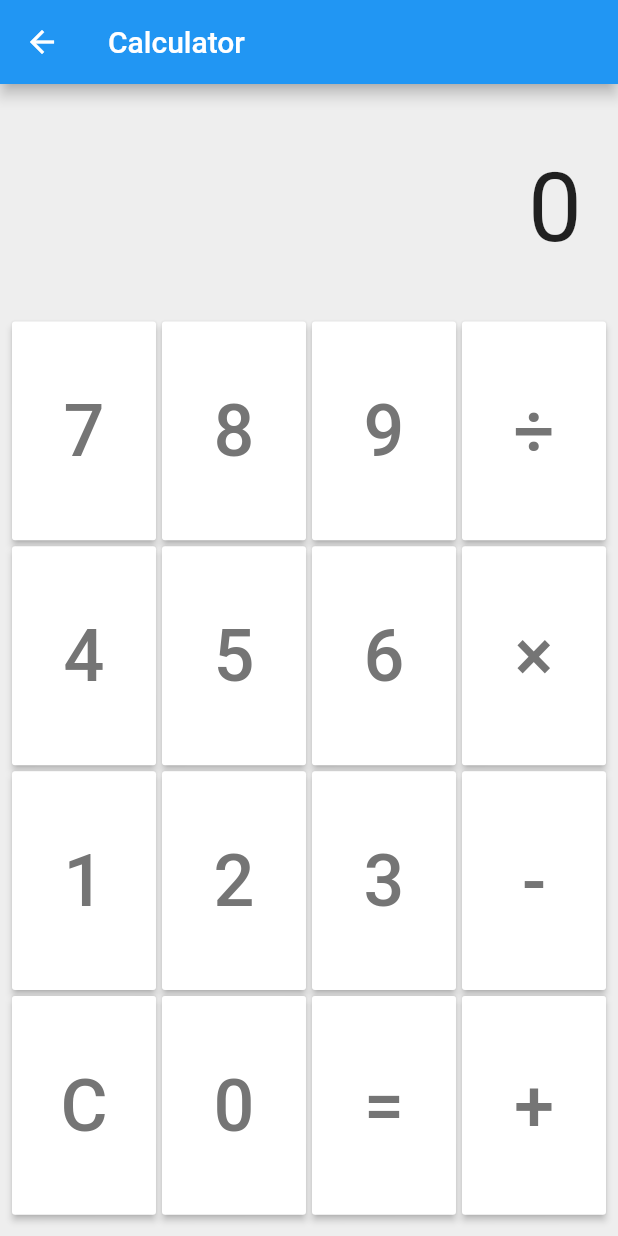
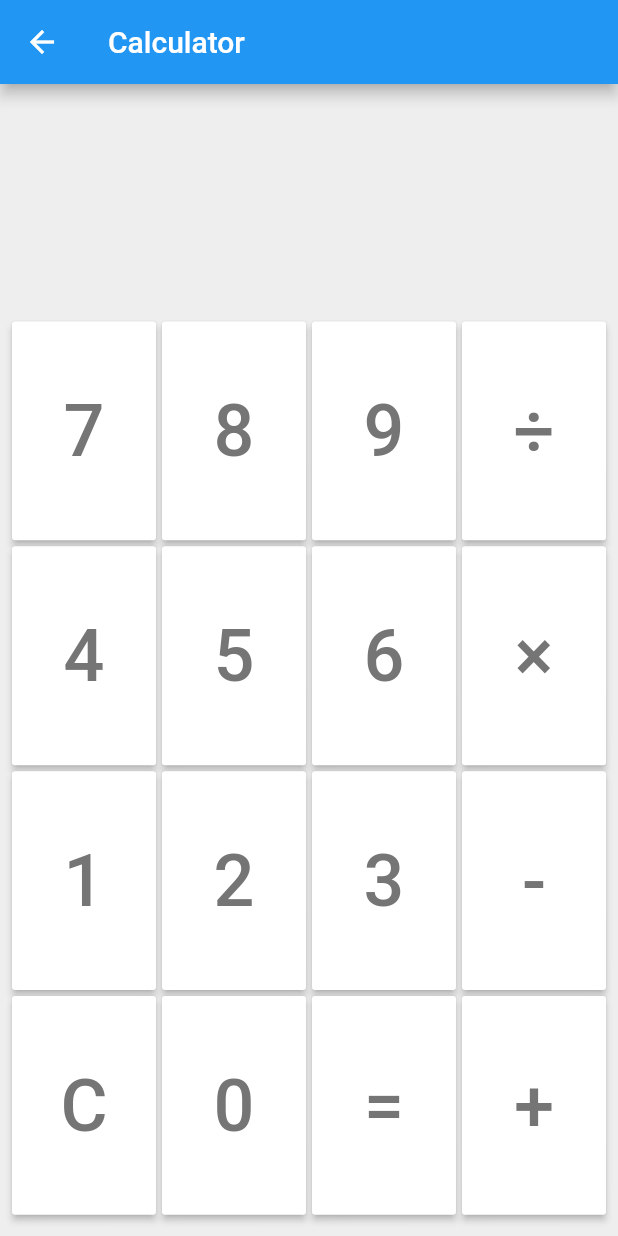
Before and after one commit to JSP-Iwahashi/flutter_samples, a Flutter app: the screen it shows after launch, after a tap on "Calculator", on a phone screen of 412 x 824 dp. Run offline on Flutter 3.47's test engine with Material 2 defaults, Android fonts, the phone set to English and light mode, and no system bars; our stand-ins replace flutter_svg; missing offline and left inert: expressions, simple_logger.

Commit message:
不要なファイルを削除、コードスタイルを指定、ロガー追加、他各種微修正

```diff
--- /dev/null
+++ b/lib/common/logger.dart
@@ -0,0 +1,21 @@
+import 'package:flutter/foundation.dart';
+import 'package:simple_logger/simple_logger.dart';
+
+// ロガー初期化
+// デバッグ起動の場合のみ全ログ出力
+// なお、ログレベルは下記通り
+// ALL     (0)    : 全てのログを出力
+// FINEST  (300)  : 最も詳細なログ
+// FINER   (400)  : より詳細なログ
+// FINE    (500)  : 詳細なログ
+// CONFIG  (700)  : 静的構成ログ
+// INFO    (800)  : 情報ログ
+// WARNING (900)  : 潜在的な警告ログ
+// SEVERE  (1000) : 深刻な警告ログ
+// SHOUT   (1200) : より深刻な警告ログ
+// OFF     (2000) : ログ無効
+final logger = SimpleLogger()
+  ..setLevel(
+    kDebugMode ? Level.ALL : Level.OFF,
+    includeCallerInfo: kDebugMode,
+  );
--- a/lib/main.dart
+++ b/lib/main.dart
@@ -1,14 +1,22 @@
 import 'package:flutter/material.dart';
-import 'package:flutter_samples/view/license/my_license_page.dart';
+import 'package:flutter_samples/common/logger.dart';
 import 'package:flutter_samples/routes.dart';
-import 'package:flutter_samples/view/top_page.dart';
 
 void main() {
   runApp(const MyApp());
+
+  logger.finest('This is finest log.');
+  logger.finer('This is finer log.');
+  logger.fine('This is fine log.');
+  logger.config('This is config log.');
+  logger.info('This is info log.');
+  logger.warning('This is warning log.');
+  logger.severe('This is severe log.');
+  logger.shout('This is shout log.');
 }
 
 class MyApp extends StatelessWidget {
-  const MyApp({Key? key}) : super(key: key);
+  const MyApp({super.key});
 
   // This widget is the root of your application.
   @override
--- a/lib/utils.dart
+++ /dev/null
@@ -1,2 +0,0 @@
-class Utils {
-}
--- a/lib/view/calculator/calculator_page.dart
+++ b/lib/view/calculator/calculator_page.dart
@@ -1,11 +1,13 @@
 import 'dart:async';
 
 import 'package:expressions/expressions.dart';
+import 'package:flutter/foundation.dart';
 import 'package:flutter/material.dart';
 import 'package:flutter/services.dart';
+import 'package:flutter_samples/common/logger.dart';
 
 class CalculatorPage extends StatefulWidget {
-  const CalculatorPage({Key? key}) : super(key: key);
+  const CalculatorPage({super.key});
 
   @override
   State<CalculatorPage> createState() => _CalculatorPageState();
@@ -13,9 +15,9 @@ class CalculatorPage extends StatefulWidget {
 
 class _CalculatorPageState extends State<CalculatorPage> {
   static const _error = 'error';
-  var _expression = '0';
-  var _focusNode = FocusNode();
-  var _timer;
+  late String _expression = '';
+  late Timer _timer;
+  final _focusNode = FocusNode();
 
   @override
   void initState() {
@@ -42,7 +44,7 @@ class _CalculatorPageState extends State<CalculatorPage> {
           // 全角 ×, ÷ を半角 *, / に変換
           var e = _expression.replaceAll('×', '*');
           e = e.replaceAll('÷', '/');
-          print('_expression: $_expression, e: $e');
+          logger.fine('_expression: $_expression, e: $e');
 
           try {
             // 数式実行ライブラリで式を実行
@@ -57,10 +59,18 @@ class _CalculatorPageState extends State<CalculatorPage> {
             } else {
               _expression = result;
             }
-          } catch (e) {
+          } on Exception {
             // 式がおかしい場合は error で置き換える
             _expression = _error;
           }
+          break;
+
+        case '*':
+          _addExpression('×');
+          break;
+
+        case '/':
+          _addExpression('÷');
           break;
 
         case '0':
@@ -76,8 +86,8 @@ class _CalculatorPageState extends State<CalculatorPage> {
         case '.':
         case '+':
         case '-':
-        case '*':
-        case '/':
+        case '×':
+        case '÷':
           // 式が error または 0 なら空にしておく
           switch (_expression) {
             case _error:
@@ -102,7 +112,9 @@ class _CalculatorPageState extends State<CalculatorPage> {
     final gridWidth = size.width - 16;
     final gridHeight = (size.height - 56 - 16) * 4 / 5;
     final aspectRatio = gridWidth / gridHeight;
-    print({size, "${gridWidth}x$gridHeight", aspectRatio});
+    if (kDebugMode) {
+      logger.fine({size, '${gridWidth}x$gridHeight', aspectRatio});
+    }
 
     return Scaffold(
       appBar: AppBar(
@@ -111,35 +123,32 @@ class _CalculatorPageState extends State<CalculatorPage> {
       body: KeyboardListener(
         focusNode: _focusNode,
         onKeyEvent: (e) {
-          print(e);
           if (e is KeyDownEvent) {
+            logger.info(e);
             if (e.logicalKey == LogicalKeyboardKey.enter) {
               _addExpression('=');
-            }
-            else if (e.logicalKey == LogicalKeyboardKey.keyC) {
+            } else if (e.logicalKey == LogicalKeyboardKey.keyC) {
               _addExpression('C');
-            }
-            else {
+            } else {
               _addExpression(e.character ?? '');
             }
           }
         },
         child: Container(
           color: Colors.grey.shade200,
-          constraints: const BoxConstraints(maxHeight: double.infinity),
+          constraints: const BoxConstraints(),
           child: Padding(
-            padding: const EdgeInsets.all(8.0),
+            padding: const EdgeInsets.all(8),
             child: Column(
               children: [
                 Expanded(
-                  flex: 1,
                   child: Padding(
-                    padding: const EdgeInsets.symmetric(horizontal: 16.0),
+                    padding: const EdgeInsets.symmetric(horizontal: 16),
                     child: Align(
                       alignment: Alignment.centerRight,
                       child: Text(
                         _expression,
-                        style: const TextStyle(fontSize: 64.0),
+                        style: const TextStyle(fontSize: 64),
                         overflow: TextOverflow.ellipsis,
                         textAlign: TextAlign.end,
                       ),
@@ -151,8 +160,8 @@ class _CalculatorPageState extends State<CalculatorPage> {
                   child: GridView.count(
                     crossAxisCount: 4,
                     childAspectRatio: aspectRatio,
-                    mainAxisSpacing: 4.0,
-                    crossAxisSpacing: 4.0,
+                    mainAxisSpacing: 4,
+                    crossAxisSpacing: 4,
                     children: [
                       '7', '8', '9', '÷', //
                       '4', '5', '6', '×', //
@@ -187,27 +196,3 @@ class _CalculatorPageState extends State<CalculatorPage> {
     );
   }
 }
-
-class Button extends StatelessWidget {
-  final String label;
-  final void Function() onPressed;
-
-  const Button({
-    super.key,
-    required this.label,
-    required this.onPressed,
-  });
-
-  @override
-  Widget build(BuildContext context) {
-    return TextButton(
-      onPressed: onPressed,
-      child: Text(
-        label,
-        style: const TextStyle(fontSize: 36.0),
-      ),
-    );
-  }
-}
-
-// 676x796
--- a/pubspec.yaml
+++ b/pubspec.yaml
@@ -16,6 +16,8 @@ dependencies:
   intl: ^0.17.0
   expressions: ^0.2.4
   flutter_svg: ^1.1.4
+  pedantic_mono: ^1.20.0
+  simple_logger: ^1.9.0+1
 
 dev_dependencies:
   flutter_test:
```
Also changed, not shown: analysis_options.yaml (+6 -27 lines), lib/view/clock/clock_page.dart (+62 -13 lines), lib/view/license/my_license_page.dart (+14 -8 lines), lib/view/stopwatch/stopwatch_page.dart (+23 -24 lines), lib/view/top_page.dart (+3 -5 lines), pubspec.lock.
